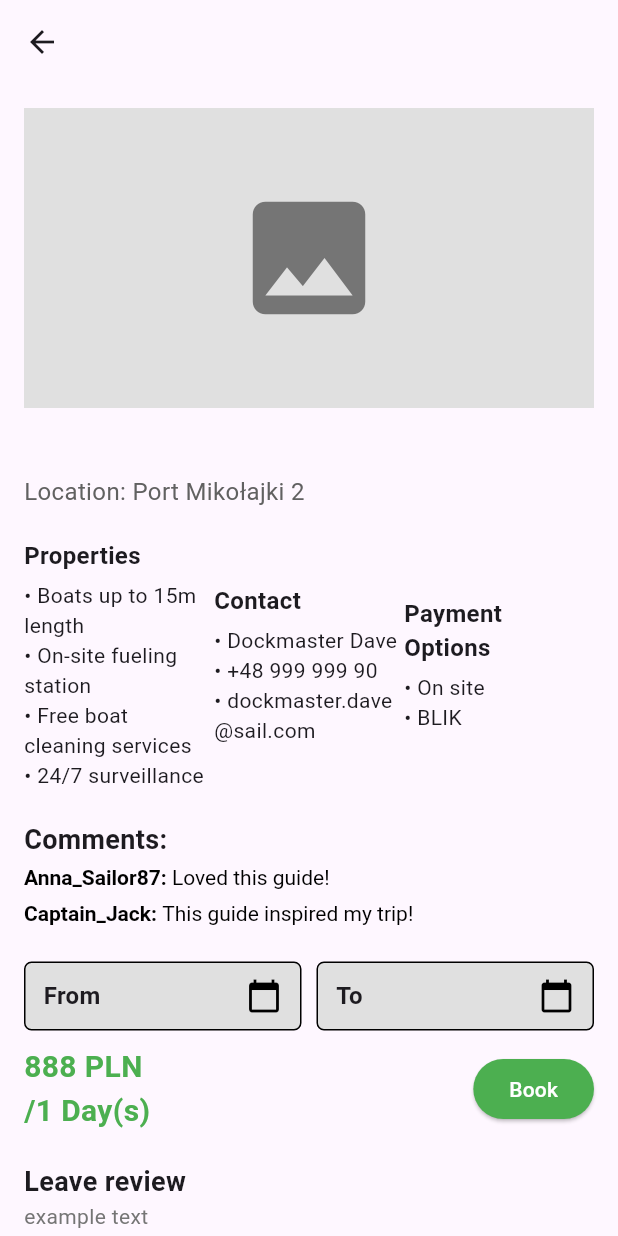
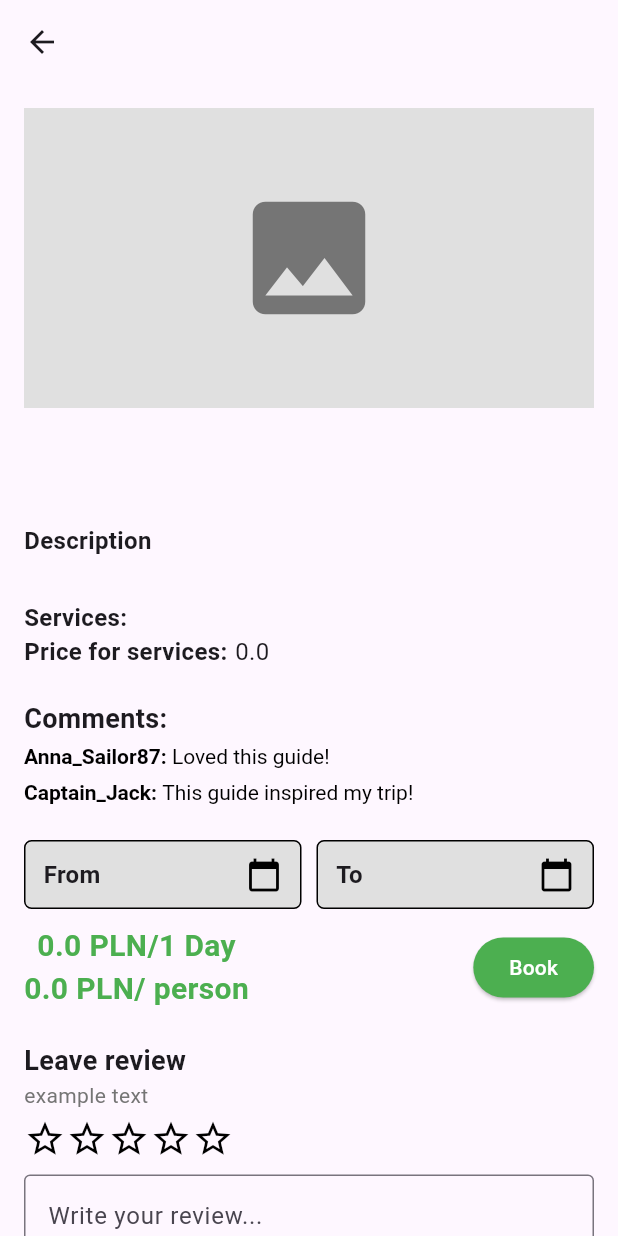
Before and after one commit to SE2-GMMWZ/mobile-frontend, a Flutter app: the DockDetailsPage screen opened directly with empty values, on a phone screen of 412 x 824 dp. Run offline on Flutter 3.47's test engine with Material 3 defaults, Android fonts, the light colour scheme and no system bars; our stand-ins replace cookie_jar, dio, dio_cookie_manager, shared_preferences; missing offline and left inert: dart:ffi; accounts and stored records are empty.

Commit message:
displying dock details

```diff
--- a/lib/sailor/dock_details.dart
+++ b/lib/sailor/dock_details.dart
@@ -1,11 +1,11 @@
 import 'package:flutter/material.dart';
 import 'package:book_and_dock_mobile/dialogs/booking_complete_dialog.dart';
+import '../docking_spot_data.dart';
 
 class DockDetailsPage extends StatefulWidget {
-  final String title;
-  final String description;
+  final DockingSpotData spot;
 
-  DockDetailsPage({required this.title, required this.description});
+  const DockDetailsPage({super.key, required this.spot});
 
   @override
   _DockDetailsPageState createState() => _DockDetailsPageState();
@@ -45,7 +45,7 @@ class _DockDetailsPageState extends State<DockDetailsPage> {
     return Scaffold(
       appBar: AppBar(
         leading: BackButton(),
-        title: Text(widget.title),
+        title: Text(widget.spot.name),
       ),
       body: SingleChildScrollView(
         padding: EdgeInsets.all(16.0),
@@ -61,29 +61,37 @@ class _DockDetailsPageState extends State<DockDetailsPage> {
             SizedBox(height: 10),
 
             // Title & Location
-            Text(widget.title, style: TextStyle(fontSize: 24, fontWeight: FontWeight.bold)),
-            Text("Location: Port Mikołajki 2", style: TextStyle(fontSize: 16, color: Colors.grey[700])),
-            SizedBox(height: 20),
+            Text(widget.spot.name, style: TextStyle(fontSize: 24, fontWeight: FontWeight.bold)),
+            Text(widget.spot.town, style: TextStyle(fontSize: 16, color: Colors.grey[700])),
+            SizedBox(height: 10),
 
             // Properties, Contact & Payment Options
-            Row(
+            Column(
               mainAxisAlignment: MainAxisAlignment.spaceBetween,
               children: [
-                _infoColumn("Properties", [
-                  "• Boats up to 15m length",
-                  "• On-site fueling station",
-                  "• Free boat cleaning services",
-                  "• 24/7 surveillance"
-                ]),
-                _infoColumn("Contact", [
-                  "• Dockmaster Dave",
-                  "• +48 999 999 90",
-                  "• dockmaster.dave@sail.com"
-                ]),
-                _infoColumn("Payment Options", [
-                  "• On site",
-                  "• BLIK"
-                ]),
+                Align(
+                  alignment: Alignment.centerLeft,
+                  child: Column(
+                    children: [
+                      Text("Description", style: TextStyle(fontSize: 16, fontWeight: FontWeight.bold)),
+                      SizedBox(height: 5),
+                      Text(widget.spot.description, style: TextStyle(fontSize: 16)),
+                    ],
+                  )
+                ),
+
+
+                Row(children: [
+                  Text("Services:", style: TextStyle(fontSize: 16, fontWeight: FontWeight.bold)),
+                  SizedBox(width: 5),
+                  Text(widget.spot.services, style: TextStyle(fontSize: 16)),
+                ],),
+
+                Row(children: [
+                  Text("Price for services:", style: TextStyle(fontSize: 16, fontWeight: FontWeight.bold)),
+                  SizedBox(width: 5),
+                  Text(widget.spot.services_pricing.toString(), style: TextStyle(fontSize: 16)),
+                ],),
               ],
             ),
             SizedBox(height: 20),
@@ -108,12 +116,19 @@ class _DockDetailsPageState extends State<DockDetailsPage> {
             Row(
               mainAxisAlignment: MainAxisAlignment.spaceBetween,
               children: [
-                Text("${_calculateTotalPrice()} PLN\n/1 Day(s)",
-                    style: TextStyle(fontSize: 20, fontWeight: FontWeight.bold, color: Colors.green)),
+                Column(
+                  children: [
+                    Text("${widget.spot.price_per_night} PLN/1 Day",
+                      style: TextStyle(fontSize: 20, fontWeight: FontWeight.bold, color: Colors.green)),
+                    Text("${widget.spot.price_per_person} PLN/ person",
+                      style: TextStyle(fontSize: 20, fontWeight: FontWeight.bold, color: Colors.green)),
+                  ],
+                ),
+
                 ElevatedButton(
                   onPressed: () {
-    showBookingCompleteDialog(context);
-  },
+                    showBookingCompleteDialog(context);
+                  },
                   style: ElevatedButton.styleFrom(backgroundColor: Colors.green),
                   child: Text("Book", style: TextStyle(color: Colors.white)),
                 ),
@@ -121,23 +136,9 @@ class _DockDetailsPageState extends State<DockDetailsPage> {
             ),
             SizedBox(height: 20),
 
-            // Leave a Review
             _reviewSection()
           ],
         ),
-      ),
-    );
-  }
-
-  Widget _infoColumn(String title, List<String> details) {
-    return Expanded(
-      child: Column(
-        crossAxisAlignment: CrossAxisAlignment.start,
-        children: [
-          Text(title, style: TextStyle(fontSize: 16, fontWeight: FontWeight.bold)),
-          SizedBox(height: 5),
-          ...details.map((detail) => Text(detail, style: TextStyle(fontSize: 14))),
-        ],
       ),
     );
   }
--- a/lib/sailor/dock_item.dart
+++ b/lib/sailor/dock_item.dart
@@ -34,10 +34,7 @@ class DockItem extends StatelessWidget {
                       Navigator.push(
                         context,
                         MaterialPageRoute(
-                          builder: (context) => DockDetailsPage(
-                            title: spot.name,
-                            description: spot.description,
-                          ),
+                          builder: (context) => DockDetailsPage(spot: spot),
                         ),
                       );
                     },
--- a/lib/services/api_service.dart
+++ b/lib/services/api_service.dart
@@ -126,4 +126,21 @@ class ApiService {
     }
   }
 
+  Future<List<DockingSpotData>> getGuides() async {
+    try {
+      final response = await _dio.get<List<dynamic>>('/docking-spots/list');
+
+      if (response.statusCode == 200 && response.data != null) {
+        return response.data!
+            .map((spot) => DockingSpotData.fromJson(spot as Map<String, dynamic>))
+            .toList();
+      } else {
+        return [];
+      }
+    } catch (e) {
+      print('Get docking spots error: $e');
+      return [];
+    }
+  }
+
 }
```
